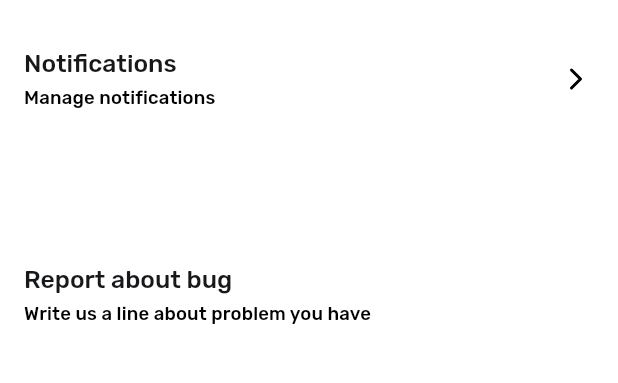
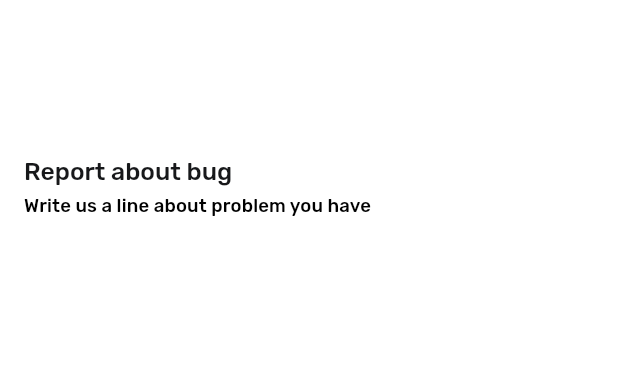
Before and after one commit to lapin7771n/worship-songs, a Flutter app: the SettingsScreen screen opened directly, on a phone screen of 412 x 824 dp, the part 83-466 px from its top. Run offline on Flutter 3.47's test engine with Material 2 defaults, Android fonts, the phone set to English and light mode, and no system bars; our stand-ins replace carousel_slider, firebase_crashlytics, flutter_svg, modal_bottom_sheet, package_info, shared_preferences and 1 more; accounts and stored records are empty; statements that could not run were skipped.

Commit message:
Removed unimplemeted settings

```diff
--- a/lib/data/settings_item.dart
+++ b/lib/data/settings_item.dart
@@ -8,7 +8,7 @@ class SettingsItem {
 
   SettingsItem({
     @required this.title,
-    @required this.subtitle,
+    this.subtitle,
     this.onTap,
     bool showArrow = true,
   }) : showArrow = onTap != null && showArrow;
--- a/lib/screens/settings_screen.dart
+++ b/lib/screens/settings_screen.dart
@@ -16,18 +16,18 @@ class SettingsScreen extends StatelessWidget {
           Navigator.of(context).pushNamed(AccountSettingsScreen.routeName);
         },
       ),
-      SettingsItem(
-        title: Strings.of(context).notification,
-        subtitle: Strings.of(context).manageNotifications,
-        onTap: (BuildContext context) {
-          Scaffold.of(context).hideCurrentSnackBar();
-          Scaffold.of(context).showSnackBar(
-            SnackBar(
-              content: Text(Strings.of(context).notYetImplemented),
-            ),
-          );
-        },
-      ),
+      // SettingsItem(
+      //   title: Strings.of(context).notification,
+      //   subtitle: Strings.of(context).manageNotifications,
+      //   onTap: (BuildContext context) {
+      //     Scaffold.of(context).hideCurrentSnackBar();
+      //     Scaffold.of(context).showSnackBar(
+      //       SnackBar(
+      //         content: Text(Strings.of(context).notYetImplemented),
+      //       ),
+      //     );
+      //   },
+      // ),
       SettingsItem(title: '', subtitle: ''),
       SettingsItem(
         title: Strings.of(context).reportABug,
--- a/lib/widgets/settings_list_item.dart
+++ b/lib/widgets/settings_list_item.dart
@@ -9,7 +9,7 @@ class SettingsListItem extends StatelessWidget {
 
   SettingsListItem.custom({
     @required String title,
-    @required String subtitle,
+    String subtitle,
     Function(BuildContext context) onTap,
   }) : this._settingsItem = SettingsItem(
           title: title,
@@ -24,10 +24,12 @@ class SettingsListItem extends StatelessWidget {
         _settingsItem.title,
         style: Theme.of(context).textTheme.headline4,
       ),
-      subtitle: Text(
-        _settingsItem.subtitle,
-        style: Theme.of(context).textTheme.subtitle2,
-      ),
+      subtitle: _settingsItem.subtitle == null
+          ? null
+          : Text(
+              _settingsItem.subtitle,
+              style: Theme.of(context).textTheme.subtitle2,
+            ),
       onTap: _settingsItem.onTap != null
           ? () => _settingsItem.onTap(context)
           : null,
```
Also changed, not shown: lib/screens/account_settings_screen.dart (+18 -21 lines).
